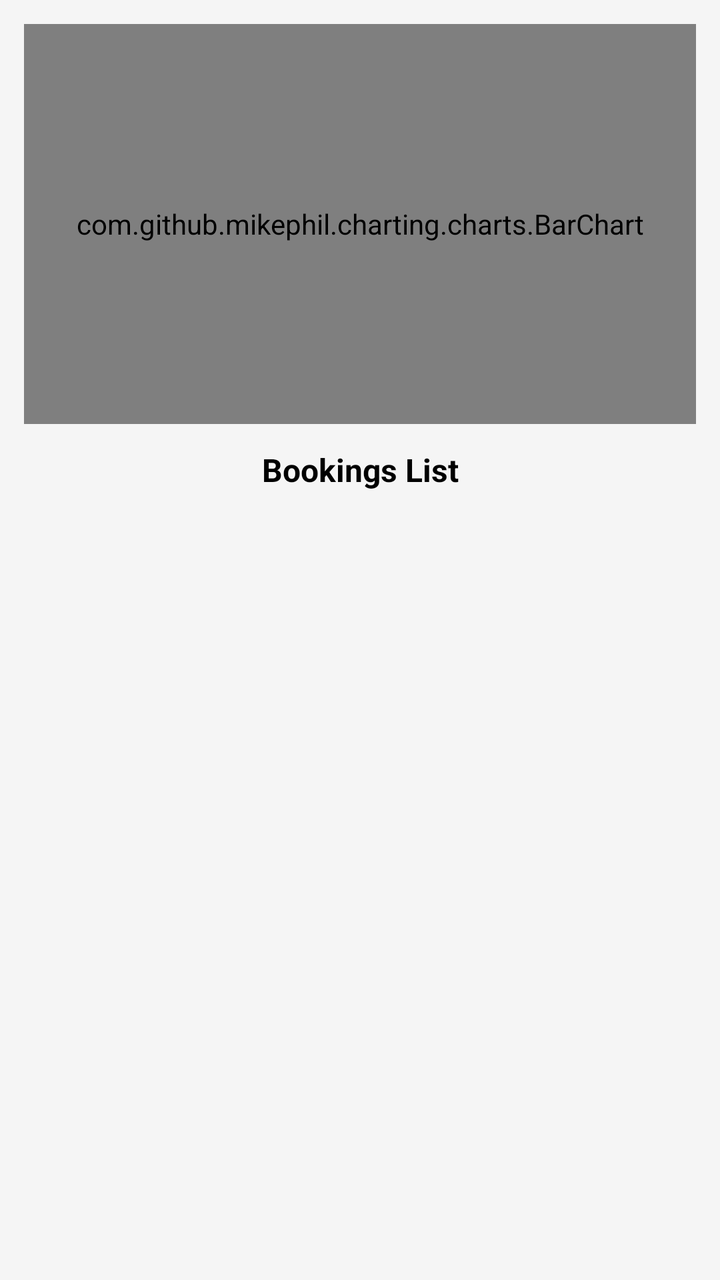
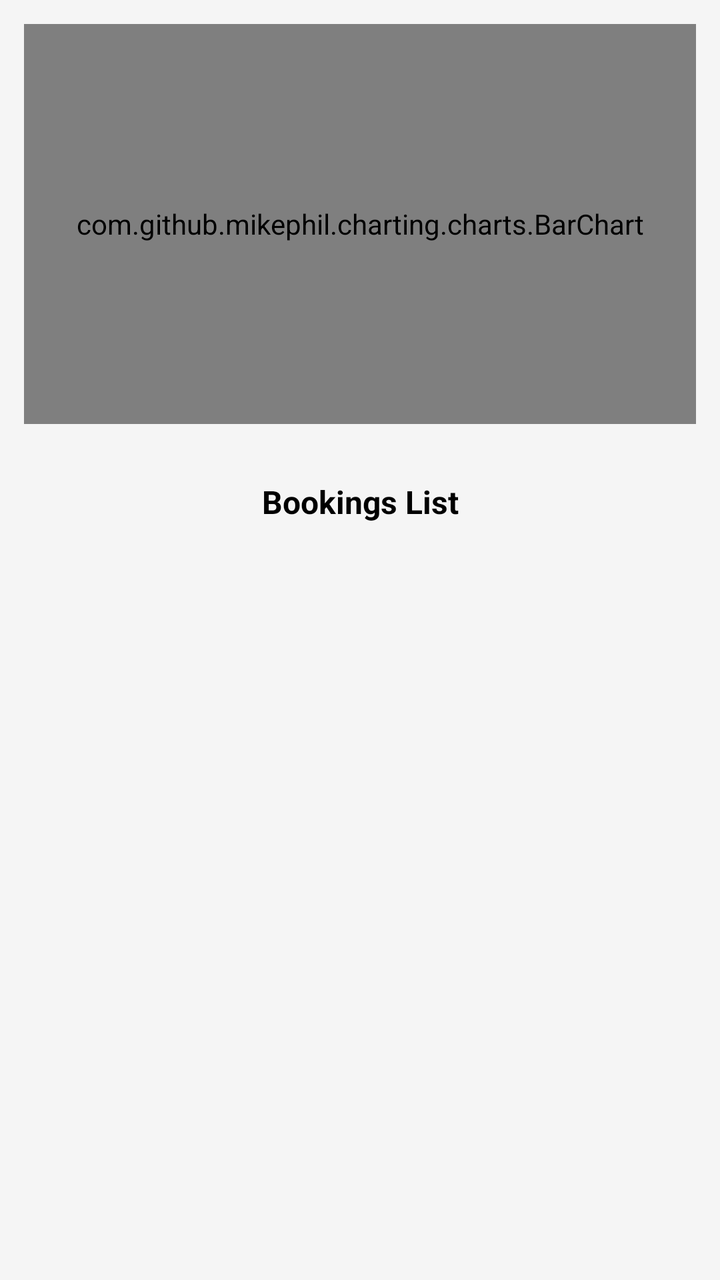

Two renders of the same Android screen: before a commit and after it. Below are the layout's source before the change and the commit's diff.
<!-- AndroidManifest.xml: application theme Theme.FYSA -->
<!-- res/layout/fragment_bookings_overview.xml -->
<?xml version="1.0" encoding="utf-8"?>
<androidx.constraintlayout.widget.ConstraintLayout
    xmlns:android="http://schemas.android.com/apk/res/android"
    xmlns:app="http://schemas.android.com/apk/res-auto"
    xmlns:tools="http://schemas.android.com/tools"
    android:layout_width="match_parent"
    android:layout_height="match_parent"
    android:padding="12dp">

    
    <com.github.mikephil.charting.charts.BarChart
        android:id="@+id/bookingsBarChart"
        android:layout_width="0dp"
        android:layout_height="200dp"
        app:layout_constraintTop_toTopOf="parent"
        app:layout_constraintStart_toStartOf="parent"
        app:layout_constraintEnd_toEndOf="parent"/>

    
    <TextView
        android:id="@+id/bookingsListTitle"
        android:layout_width="wrap_content"
        android:layout_height="wrap_content"
        android:text="Bookings List"
        android:textColor="@color/textPrimary"
        android:textSize="16sp"
        android:textStyle="bold"
        app:layout_constraintTop_toBottomOf="@id/bookingsBarChart"
        app:layout_constraintStart_toStartOf="parent"
        app:layout_constraintEnd_toEndOf="parent"
        android:layout_marginTop="12dp"/>

    
    <ScrollView
        android:id="@+id/scrollContent"
        android:layout_width="0dp"
        android:layout_height="0dp"
        app:layout_constraintTop_toBottomOf="@id/bookingsListTitle"
        app:layout_constraintStart_toStartOf="parent"
        app:layout_constraintEnd_toEndOf="parent"
        app:layout_constraintBottom_toBottomOf="parent"
        android:contentDescription="Bookings List"
        android:layout_marginTop="8dp">

        <LinearLayout
            android:id="@+id/bookingsListContainer"
            android:layout_width="match_parent"
            android:layout_height="wrap_content"
            android:orientation="vertical"
            android:divider="@android:color/darker_gray"
            android:dividerPadding="8dp"
            android:showDividers="middle"/>
    </ScrollView>

</androidx.constraintlayout.widget.ConstraintLayout>
<!-- resources referenced by this layout -->
<resources>
  <color name="textPrimary">#000000</color>
  <style name="Theme.FYSA" parent="Theme.MaterialComponents.DayNight.NoActionBar">
          <item name="colorPrimary">@color/btnPrimary</item>
          <item name="colorPrimaryVariant">@color/btnPrimary</item>
          <item name="colorOnPrimary">@color/btnTextPrimary</item>
  
          <item name="colorSecondary">@color/btnSecondary</item>
          <item name="colorSecondaryVariant">@color/btnSecondary</item>
          <item name="colorOnSecondary">@color/btnTextSecondary</item>
  
          <item name="android:colorBackground">@color/bgColor</item>
          <item name="colorSurface">@color/bgColor</item>
          <item name="colorOnSurface">@color/textPrimary</item>
  
          <item name="android:statusBarColor" tools:targetApi="l">?attr/colorPrimary</item>
          <item name="android:windowLightStatusBar">true</item>
  
          <item name="materialButtonStyle">@style/Widget.MaterialComponents.Button</item>
          <item name="materialButtonOutlinedStyle">@style/Widget.MaterialComponents.Button.OutlinedButton</item>
      </style>
  <color name="btnPrimary">#3F51B5</color>
  <color name="btnTextPrimary">#FFFFFF</color>
  <color name="btnSecondary">#FF9800</color>
  <color name="btnTextSecondary">#FFFFFF</color>
  <color name="bgColor">#F5F5F5</color>
</resources>

<!-- the commit's change to res/layout/fragment_bookings_overview.xml (unified diff, before → after) -->
@@ -2,7 +2,6 @@
 <androidx.constraintlayout.widget.ConstraintLayout
     xmlns:android="http://schemas.android.com/apk/res/android"
     xmlns:app="http://schemas.android.com/apk/res-auto"
-    xmlns:tools="http://schemas.android.com/tools"
     android:layout_width="match_parent"
     android:layout_height="match_parent"
     android:padding="12dp">
@@ -17,6 +16,17 @@
         app:layout_constraintEnd_toEndOf="parent"/>
 
     
+    <LinearLayout
+        android:id="@+id/nativeAdContainer"
+        android:layout_width="0dp"
+        android:layout_height="wrap_content"
+        android:orientation="vertical"
+        android:padding="8dp"
+        app:layout_constraintTop_toBottomOf="@id/bookingsBarChart"
+        app:layout_constraintStart_toStartOf="parent"
+        app:layout_constraintEnd_toEndOf="parent"/>
+
+    
     <TextView
         android:id="@+id/bookingsListTitle"
         android:layout_width="wrap_content"
@@ -25,22 +35,22 @@
         android:textColor="@color/textPrimary"
         android:textSize="16sp"
         android:textStyle="bold"
-        app:layout_constraintTop_toBottomOf="@id/bookingsBarChart"
+        android:layout_marginTop="12dp"
+        app:layout_constraintTop_toBottomOf="@id/nativeAdContainer"
         app:layout_constraintStart_toStartOf="parent"
-        app:layout_constraintEnd_toEndOf="parent"
-        android:layout_marginTop="12dp"/>
+        app:layout_constraintEnd_toEndOf="parent"/>
 
     
     <ScrollView
         android:id="@+id/scrollContent"
+        android:contentDescription="Scroll content"
         android:layout_width="0dp"
         android:layout_height="0dp"
+        android:layout_marginTop="8dp"
         app:layout_constraintTop_toBottomOf="@id/bookingsListTitle"
         app:layout_constraintStart_toStartOf="parent"
         app:layout_constraintEnd_toEndOf="parent"
-        app:layout_constraintBottom_toBottomOf="parent"
-        android:contentDescription="Bookings List"
-        android:layout_marginTop="8dp">
+        app:layout_constraintBottom_toBottomOf="parent">
 
         <LinearLayout
             android:id="@+id/bookingsListContainer"
